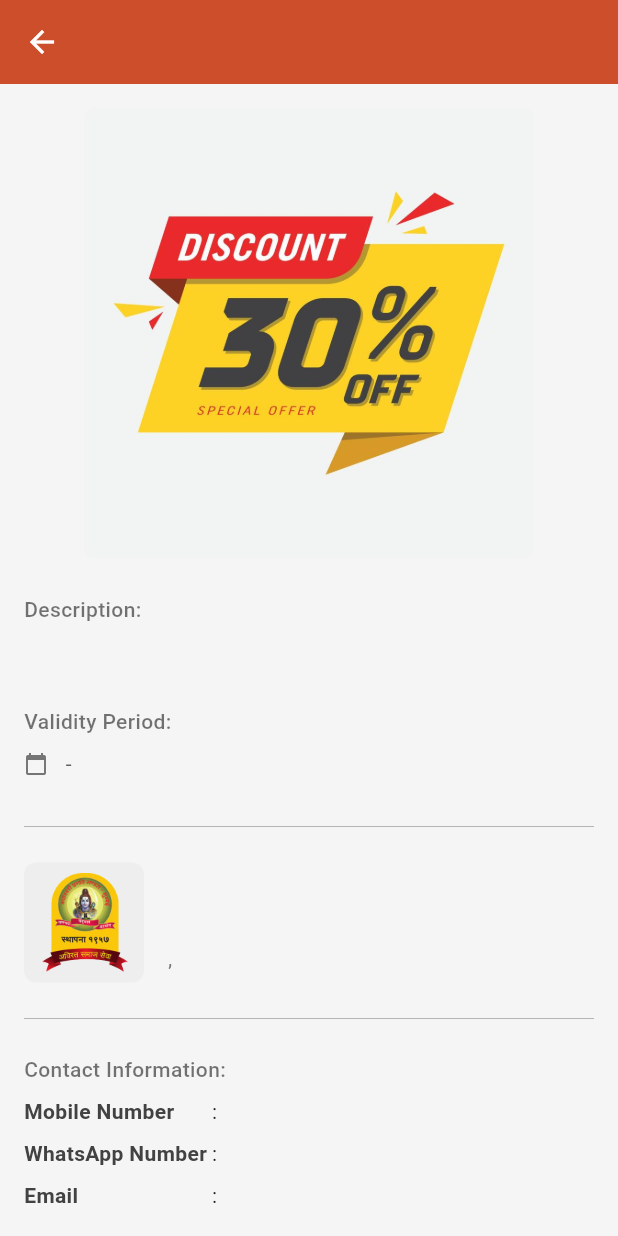
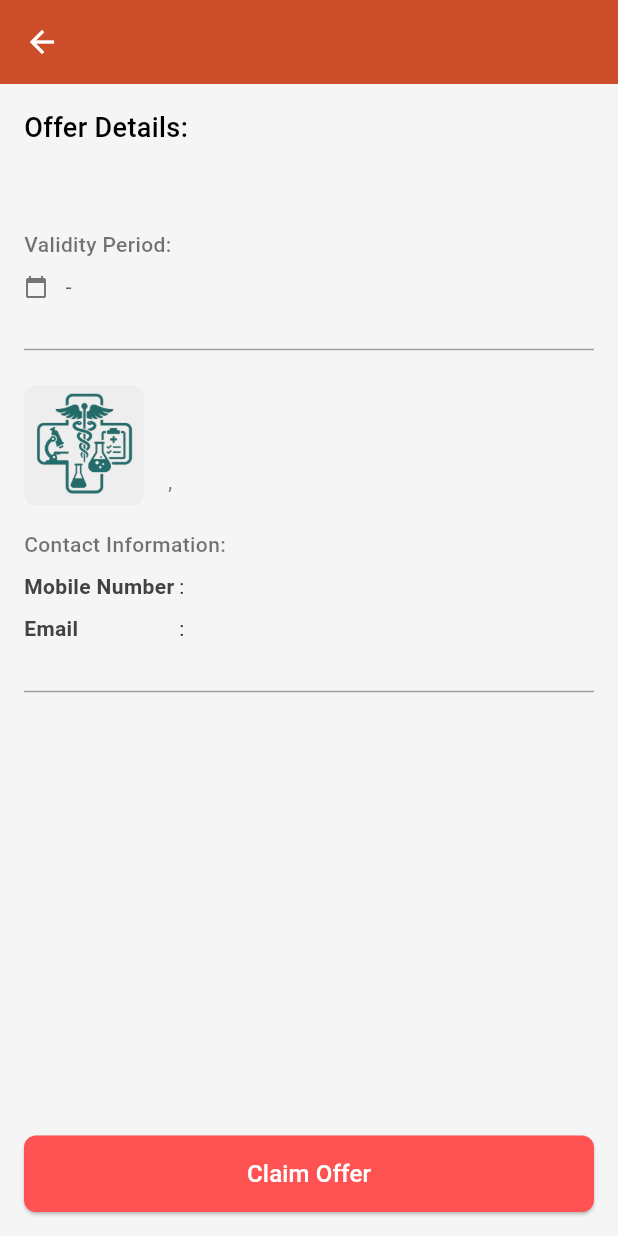
Before and after one commit to KRCodingCaffeine/MPMFlutterApp, a Flutter app: the DiscountOfferDetailPage screen opened directly with empty values, on a phone screen of 412 x 824 dp. Run offline on Flutter 3.47's test engine with Material 3 defaults, Android fonts, the phone set to English and light mode, and no system bars; our stand-ins replace audioplayers, device_info_plus, device_preview, dio, easy_stepper, firebase_core and 12 more; accounts and stored records are empty; network calls fail; Roboto replaces fonts that are missing (Ubuntu-Regular.ttf).

Commit message:
Avail_Offer_updated

```diff
--- a/lib/model/AddOfferDiscountData/AddOfferDiscountData.dart
+++ b/lib/model/AddOfferDiscountData/AddOfferDiscountData.dart
@@ -4,6 +4,7 @@ class AddOfferDiscountData {
   List<Medicine>? medicines;
   int? createdBy;
   String? prescriptionImage;
+  int? orgDetailsID;
 
   AddOfferDiscountData({
     this.memberId,
@@ -11,6 +12,7 @@ class AddOfferDiscountData {
     this.medicines,
     this.createdBy,
     this.prescriptionImage,
+    this.orgDetailsID,
   });
 
   factory AddOfferDiscountData.fromJson(Map<String, dynamic> json) {
@@ -23,6 +25,7 @@ class AddOfferDiscountData {
           : null,
       createdBy: json['created_by'],
       prescriptionImage: json['prescription_image'],
+      orgDetailsID: json['org_details_id'],
     );
   }
 
@@ -33,16 +36,19 @@ class AddOfferDiscountData {
       'medicines': medicines?.map((x) => x.toJson()).toList(),
       'created_by': createdBy,
       'prescription_image': prescriptionImage,
+      'org_details_id': orgDetailsID
     };
   }
 }
 
 class Medicine {
+  int? orgDetailsID;
   String? medicineName;
   int? medicineContainerId;
   int? quantity;
 
   Medicine({
+    this.orgDetailsID,
     this.medicineName,
     this.medicineContainerId,
     this.quantity,
@@ -50,6 +56,7 @@ class Medicine {
 
   factory Medicine.fromJson(Map<String, dynamic> json) {
     return Medicine(
+      orgDetailsID: json['org_details_id'],
       medicineName: json['medicine_name'],
       medicineContainerId: json['medicine_container_id'],
       quantity: json['quantity'],
@@ -58,6 +65,7 @@ class Medicine {
 
   Map<String, dynamic> toJson() {
     return {
+      'org_details_id': orgDetailsID,
       'medicine_name': medicineName,
       'medicine_container_id': medicineContainerId,
       'quantity': quantity,
--- a/lib/utils/app_constants.dart
+++ b/lib/utils/app_constants.dart
@@ -1,6 +1,6 @@
 class AppConstants {
   static const String appName = 'MPM';
-  static const String logincon = 'Login with LM Code or Mobile Number';
+  static const String logincon = 'Login with Membership Code or Mobile Number';
   static const String welcome_mpm = 'Welcome to MPM';
   static const String enter_mobile = 'Existing Member';
   static const String continues = 'Continue';
--- a/lib/view/DiscountOfferDetailPage.dart
+++ b/lib/view/DiscountOfferDetailPage.dart
@@ -21,7 +21,7 @@ class DiscountOfferDetailPage extends StatelessWidget {
         backgroundColor: ColorHelperClass.getColorFromHex(ColorResources.logo_color),
         title: Text(
           offer.offerDiscountName ?? 'Offer Details',
-          style: const TextStyle(color: Colors.white, fontSize: 16),
+          style: const TextStyle(color: Colors.white, fontSize: 24),
           maxLines: 1,
           overflow: TextOverflow.ellipsis,
         ),
@@ -32,6 +32,7 @@ class DiscountOfferDetailPage extends StatelessWidget {
         child: Column(
           crossAxisAlignment: CrossAxisAlignment.start,
           children: [
+            if (offer.offerImage != null && offer.offerImage!.isNotEmpty) ...[
               Center(
                 child: GestureDetector(
                   onTap: () => _showFullImage(context),
@@ -42,59 +43,55 @@ class DiscountOfferDetailPage extends StatelessWidget {
                         maxHeight: 300,
                         maxWidth: 400,
                       ),
-                    child: offer.offerImage != null && offer.offerImage!.isNotEmpty
-                        ? Image.network(
+                      child: Image.network(
                         offer.offerImage!,
                         fit: BoxFit.fill,
                         width: double.infinity,
                         height: double.infinity,
-                      errorBuilder: (_, __, ___) => _buildDefaultOfferImage(),
-                    )
-                        : _buildDefaultOfferImage(),
+                        errorBuilder: (_, __, ___) => const SizedBox.shrink(),
+                      ),
                     ),
                   ),
                 ),
               ),
               const SizedBox(height: 24),
-
+            ],
             const Text(
-              'Description:',
+              'Offer Details:',
               style: TextStyle(
-                fontSize: 14,
+                fontSize: 18,
                 fontWeight: FontWeight.w500,
-                color: Colors.black54,
+                color: Colors.black,
               ),
             ),
             const SizedBox(height: 8),
             Text(
-              offer.offerDescription ?? 'No description available',
+              offer.offerDescription ?? 'No Offer detail available',
               style: const TextStyle(
                 fontSize: 15,
                 height: 1.5,
               ),
             ),
             const SizedBox(height: 24),
-
             _buildValidityInfo(),
-
             if (offer.orgMobile != null || offer.orgEmail != null) ...[
               const SizedBox(height: 24),
-              const Divider(thickness: 0.5, color: Colors.grey),
+              const Divider(thickness: 1, color: Colors.grey),
               const SizedBox(height: 16),
-
               _buildCompanyInfo(),
               const SizedBox(height: 16),
-              const Divider(thickness: 0.5, color: Colors.grey),
-              const SizedBox(height: 16),
-
               _buildContactInfo(),
             ],
+            const SizedBox(height: 24),
+            const Divider(thickness: 1, color: Colors.grey),
+            const SizedBox(height: 50),
+          ],
+        ),
+      ),
 
-            const SizedBox(height: 24),
-            const Divider(thickness: 0.5, color: Colors.grey),
-            const SizedBox(height: 16),
-
-            SizedBox(
+      bottomNavigationBar: Padding(
+        padding: const EdgeInsets.fromLTRB(16, 8, 16, 16),
+        child: SizedBox(
           width: double.infinity,
           child: ElevatedButton(
             style: ElevatedButton.styleFrom(
@@ -112,68 +109,52 @@ class DiscountOfferDetailPage extends StatelessWidget {
                   MaterialPageRoute(builder: (context) => const AvailOfferPage()),
                 );
               } else {
-                    String testName = '';
-                    showDialog(
-                      context: context,
-                      builder: (context) {
-                        return AlertDialog(
-                          backgroundColor: Colors.white,
-                          title: const Text("Enter Applicant Name"),
-                          content: Column(
-                            mainAxisSize: MainAxisSize.min,
-                            children: [
-                              TextField(
-                                decoration: const InputDecoration(
-                                  labelText: "Applicant Name",
-                                  fillColor: Colors.black,
-                                  border: OutlineInputBorder(),
-                                ),
-                                onChanged: (value) {
-                                  testName = value;
-                                },
-                              ),
-                              const SizedBox(height: 16),
-                              const Text(
-                                "This offer is eligible for direct availing.",
-                                style: TextStyle(fontSize: 14),
-                              ),
-                            ],
-                          ),
-                          actions: [
-                            TextButton(
-                              onPressed: () {
-                                Navigator.pop(context);
-                                print("Entered Applicant Name: $testName");
-                              },
-                              style: TextButton.styleFrom(
-                                foregroundColor: Colors.red,
-                              ),
-                              child: const Text("OK"),
-                            ),
-                          ],
-                        );
-                      },
-                    );
+                // String testName = '';
+                // showDialog(
+                //   context: context,
+                //   builder: (context) {
+                //     return AlertDialog(
+                //       backgroundColor: Colors.white,
+                //       title: const Text("Enter Applicant Name"),
+                //       content: Column(
+                //         mainAxisSize: MainAxisSize.min,
+                //         children: [
+                //           TextField(
+                //             decoration: const InputDecoration(
+                //               labelText: "Applicant Name",
+                //               fillColor: Colors.black,
+                //               border: OutlineInputBorder(),
+                //             ),
+                //             onChanged: (value) {
+                //               testName = value;
+                //             },
+                //           ),
+                //           const SizedBox(height: 16),
+                //           const Text(
+                //             "This offer is eligible for direct availing.",
+                //             style: TextStyle(fontSize: 14),
+                //           ),
+                //         ],
+                //       ),
+                //       actions: [
+                //         TextButton(
+                //           onPressed: () {
+                //             Navigator.pop(context);
+                //             print("Entered Applicant Name: $testName");
+                //           },
+                //           style: TextButton.styleFrom(
+                //             foregroundColor: Colors.red,
+                //           ),
+                //           child: const Text("OK"),
+                //         ),
+                //       ],
+                //     );
+                //   },
+                // );
               }
             },
-                child: const Text("Avail Offer", style: TextStyle(fontSize: 16)),
+            child: const Text("Claim Offer", style: TextStyle(fontSize: 16)),
           ),
-            ),
-          ],
-        ),
-      ),
-    );
-  }
-
-  Widget _buildDefaultOfferImage() {
-    return Container(
-      height: 300,
-      width: 300,
-      color: Colors.grey[200],
-      child: Center(
-        child: Image.asset(
-          'assets/images/discounts.jpg',
-          fit: BoxFit.fill,
         ),
       ),
     );
@@ -270,7 +251,7 @@ class DiscountOfferDetailPage extends StatelessWidget {
     } else if (offer.validFrom != null) {
       validityText = 'Valid from ${_formatDate(offer.validFrom!)}';
     } else {
-      return const SizedBox(); // Return empty widget if no dates are available
+      return const SizedBox();
     }
 
     return Column(
@@ -320,8 +301,6 @@ class DiscountOfferDetailPage extends StatelessWidget {
           },
           children: [
             if (offer.orgMobile != null) _buildTableRow('Mobile Number', offer.orgMobile!),
-            if (offer.orgMobile != null) _buildSpacerRow(),
-            if (offer.orgMobile != null) _buildTableRow('WhatsApp Number', offer.orgMobile!),
             if (offer.orgEmail != null) _buildSpacerRow(),
             if (offer.orgEmail != null) _buildTableRow('Email', offer.orgEmail!),
           ],
@@ -363,7 +342,7 @@ class DiscountOfferDetailPage extends StatelessWidget {
   Widget _buildDefaultLogo() {
     return Center(
       child: Image.asset(
-        'assets/images/logo.png',
+        'assets/images/med-3.png',
         width: 75,
         height: 75,
       ),
```
Also changed, not shown: lib/view/avail_offer_page.dart (+111 -49 lines), lib/view/discount_offer_view.dart (+22 -4 lines), lib/view/login_view.dart (+4 -4 lines), lib/view/offer_claimed_view.dart (added, +73 -0 lines), assets/images/med-3.png (added). Lines whose indentation alone changed are shown as unchanged.
